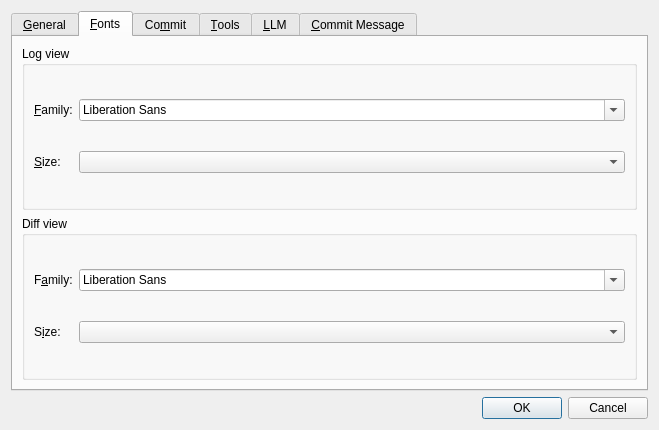
Qt form qgitc/preferences.ui (timxx/qgitc) before a commit.
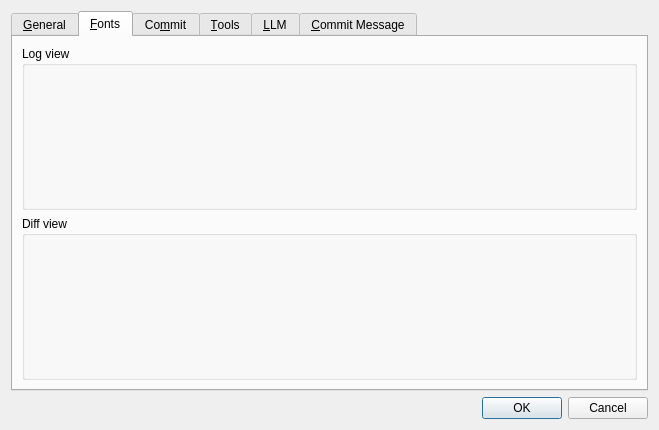
The same form after that commit. The open tabs and pages were chosen to show the change. Custom widgets are drawn as their Qt base class.

What changed in the file:
```diff
--- a/qgitc/preferences.ui
+++ b/qgitc/preferences.ui
@@ -294,38 +294,9 @@
          <property name="title">
           <string>Log view</string>
          </property>
-         <layout class="QGridLayout" name="gridLayout_3">
-          <item row="1" column="1">
-           <widget class="QComboBox" name="cbSizeLog"/>
-          </item>
-          <item row="0" column="0">
-           <widget class="QLabel" name="label_6">
-            <property name="sizePolicy">
-             <sizepolicy hsizetype="Fixed" vsizetype="Preferred">
-              <horstretch>0</horstretch>
-              <verstretch>0</verstretch>
-             </sizepolicy>
-            </property>
-            <property name="text">
-             <string>&amp;Family:</string>
-            </property>
-            <property name="buddy">
-             <cstring>cbFamilyLog</cstring>
-            </property>
-           </widget>
-          </item>
-          <item row="1" column="0">
-           <widget class="QLabel" name="label_7">
-            <property name="text">
-             <string>&amp;Size:</string>
-            </property>
-            <property name="buddy">
-             <cstring>cbSizeLog</cstring>
-            </property>
-           </widget>
-          </item>
-          <item row="0" column="1">
-           <widget class="QFontComboBox" name="cbFamilyLog"/>
+         <layout class="QVBoxLayout" name="verticalLayout_17">
+          <item>
+           <widget class="FontChooserWidget" name="logFonts" native="true"/>
           </item>
          </layout>
         </widget>
@@ -335,38 +306,9 @@
          <property name="title">
           <string>Diff view</string>
          </property>
-         <layout class="QGridLayout" name="gridLayout_4">
-          <item row="0" column="1">
-           <widget class="QFontComboBox" name="cbFamilyDiff"/>
-          </item>
-          <item row="1" column="0">
-           <widget class="QLabel" name="label_9">
-            <property name="text">
-             <string>S&amp;ize:</string>
-            </property>
-            <property name="buddy">
-             <cstring>cbSizeDiff</cstring>
-            </property>
-           </widget>
-          </item>
-          <item row="1" column="1">
-           <widget class="QComboBox" name="cbSizeDiff"/>
-          </item>
-          <item row="0" column="0">
-           <widget class="QLabel" name="label_8">
-            <property name="sizePolicy">
-             <sizepolicy hsizetype="Fixed" vsizetype="Preferred">
-              <horstretch>0</horstretch>
-              <verstretch>0</verstretch>
-             </sizepolicy>
-            </property>
-            <property name="text">
-             <string>F&amp;amily:</string>
-            </property>
-            <property name="buddy">
-             <cstring>cbFamilyDiff</cstring>
-            </property>
-           </widget>
+         <layout class="QVBoxLayout" name="verticalLayout_18">
+          <item>
+           <widget class="FontChooserWidget" name="diffFonts" native="true"/>
           </item>
          </layout>
         </widget>
@@ -1141,6 +1083,12 @@
    <header>commitactionwidget.h</header>
    <container>1</container>
   </customwidget>
+  <customwidget>
+   <class>FontChooserWidget</class>
+   <extends>QWidget</extends>
+   <header>fontchooserwidget.h</header>
+   <container>1</container>
+  </customwidget>
  </customwidgets>
  <tabstops>
   <tabstop>btnAdd</tabstop>
```
Left out of the diff: 6 changed lines with no effect on the pictures.
